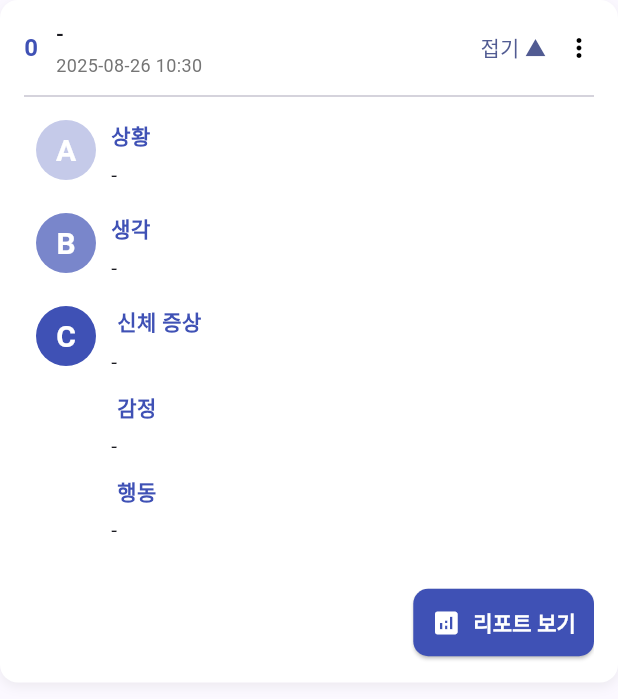
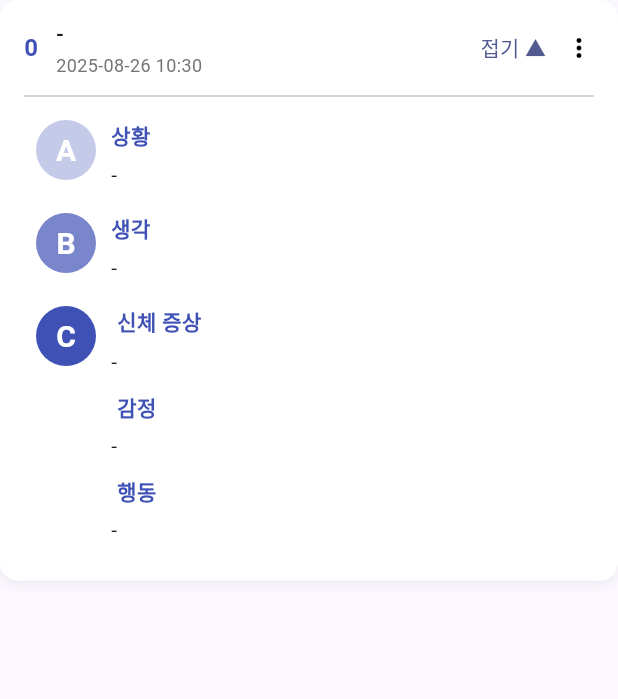
Before and after one commit to mindriumapp-sketch/chi_exp, a Flutter app: the _AbcCard widget shown alone on an empty page, opened directly with empty values, after a tap on "펼치기 ▼", on a phone screen of 412 x 824 dp. Shown: the top 699 px of the screen. Run offline on Flutter 3.47's test engine with Material 3 defaults, Android fonts, the phone set to English and light mode, and no system bars; our stand-ins replace cloud_firestore, firebase_auth, firebase_core, flutter_local_notifications, flutter_map, geocoding and 6 more; missing offline and left inert: geofence_service; accounts and stored records are empty.

Commit message:
“removed_llmReport”

```diff
--- a/lib/features/contents/diary_directory_screen.dart
+++ b/lib/features/contents/diary_directory_screen.dart
@@ -2,7 +2,7 @@ import 'package:flutter/material.dart';
 import 'package:cloud_firestore/cloud_firestore.dart';
 import 'package:firebase_auth/firebase_auth.dart';
 import 'package:gad_app_team/common/constants.dart';
-import 'package:gad_app_team/features/llm/abc_complete.dart';
+// import 'package:gad_app_team/features/llm/abc_complete.dart';
 import 'package:intl/intl.dart';
 import 'package:gad_app_team/features/2nd_treatment/abc_input_screen_chip.dart';
 import 'package:gad_app_team/features/2nd_treatment/abc_input_screen_text.dart';
@@ -441,34 +441,34 @@ class _AbcCardState extends State<_AbcCard> {
                         ),
                       )
                     ),
-                    const SizedBox(height: 20),
-                    Align(
-                      alignment: Alignment.centerRight,
-                      child: ElevatedButton.icon(
-                        style: ElevatedButton.styleFrom(
-                          backgroundColor: AppColors.indigo,
-                          shape: RoundedRectangleBorder(
-                            borderRadius: BorderRadius.circular(10),
-                          ),
-                          padding: const EdgeInsets.symmetric(horizontal: 12, vertical: 12),
-                        ),
-                        icon: const Icon(Icons.analytics, color: Colors.white, size: 20),
-                        label: const Text('리포트 보기',
-                            style: TextStyle(color: Colors.white, fontWeight: FontWeight.bold)),
-                        onPressed: () {
-                          final userId = FirebaseAuth.instance.currentUser?.uid;
-                          if (userId != null) {
-                            Navigator.push(
-                              context,
-                              MaterialPageRoute(
-                                builder: (_) => AbcCompleteScreen(userId: userId, abcId: m.id),
-                              ),
-                            );
-                          }
-                        },
-                      ),
-                    ),
                     const SizedBox(height: 8),
+                    // Align(
+                    //   alignment: Alignment.centerRight,
+                    //   child: ElevatedButton.icon(
+                    //     style: ElevatedButton.styleFrom(
+                    //       backgroundColor: AppColors.indigo,
+                    //       shape: RoundedRectangleBorder(
+                    //         borderRadius: BorderRadius.circular(10),
+                    //       ),
+                    //       padding: const EdgeInsets.symmetric(horizontal: 12, vertical: 12),
+                    //     ),
+                    //     icon: const Icon(Icons.analytics, color: Colors.white, size: 20),
+                    //     label: const Text('리포트 보기',
+                    //         style: TextStyle(color: Colors.white, fontWeight: FontWeight.bold)),
+                    //     onPressed: () {
+                    //       final userId = FirebaseAuth.instance.currentUser?.uid;
+                    //       if (userId != null) {
+                    //         Navigator.push(
+                    //           context,
+                    //           MaterialPageRoute(
+                    //             builder: (_) => AbcCompleteScreen(userId: userId, abcId: m.id),
+                    //           ),
+                    //         );
+                    //       }
+                    //     },
+                    //   ),
+                    // ),
+                    // const SizedBox(height: 8),
                   ],
                 ),
                 crossFadeState: _expanded ? CrossFadeState.showSecond : CrossFadeState.showFirst,
```
